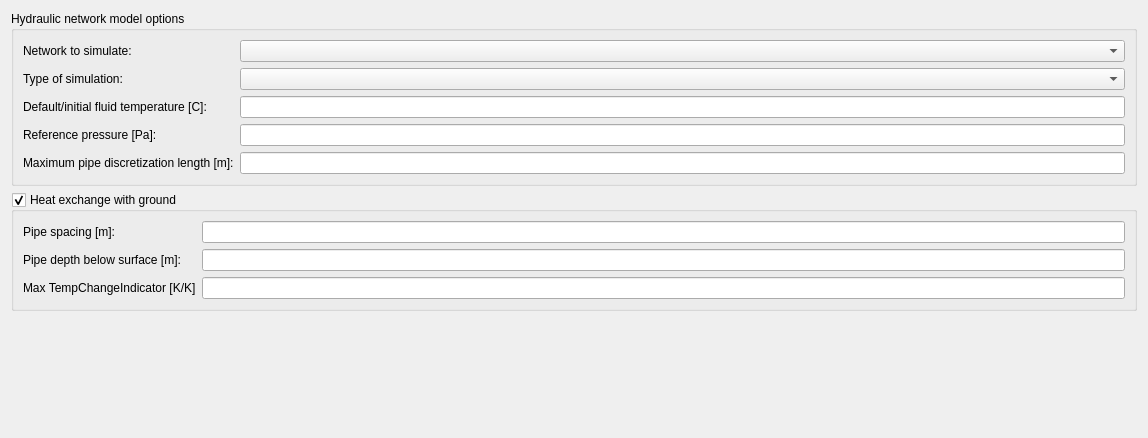
ghorwin/SIM-VICUS, file SIM-VICUS/src/SVSimulationNetworkOptions.ui: the form before one commit.
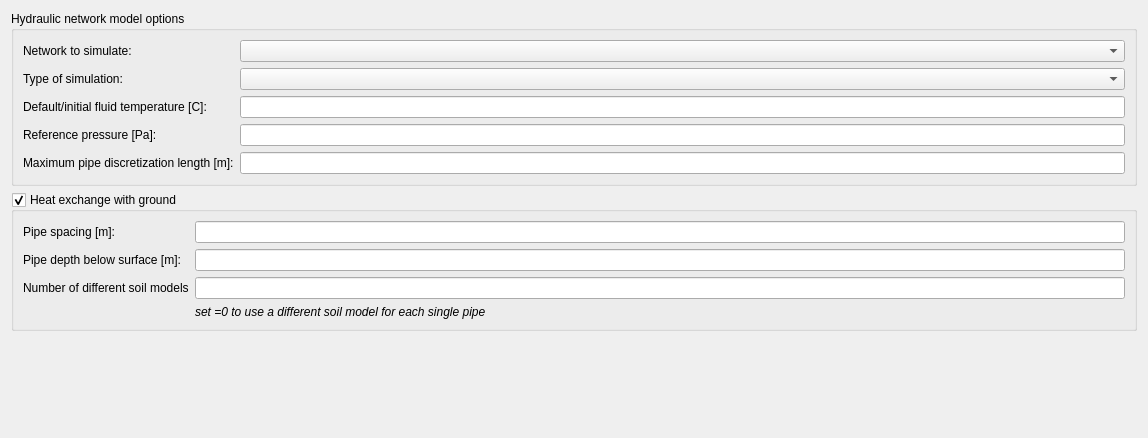
The form after the commit. Custom widgets are drawn as their Qt base class.

Commit message: allow editing number of soil models from UI

Diff of the .ui file:
```diff
--- a/SIM-VICUS/src/SVSimulationNetworkOptions.ui
+++ b/SIM-VICUS/src/SVSimulationNetworkOptions.ui
@@ -121,17 +121,29 @@
       <item row="2" column="0">
        <widget class="QLabel" name="label_9">
         <property name="text">
-         <string>Max TempChangeIndicator [K/K]</string>
+         <string>Number of different soil models</string>
         </property>
        </widget>
       </item>
       <item row="2" column="1">
-       <widget class="QtExt::ValidatingLineEdit" name="lineEditMaxTempChangeIndicator">
+       <widget class="QtExt::ValidatingLineEdit" name="lineEditNumberOfSoilModels">
         <property name="text">
          <string/>
         </property>
        </widget>
       </item>
+      <item row="3" column="1">
+       <widget class="QLabel" name="label_10">
+        <property name="font">
+         <font>
+          <italic>true</italic>
+         </font>
+        </property>
+        <property name="text">
+         <string>set =0 to use a different soil model for each single pipe</string>
+        </property>
+       </widget>
+      </item>
      </layout>
     </widget>
    </item>
```
The commit also changes 10 other files.
